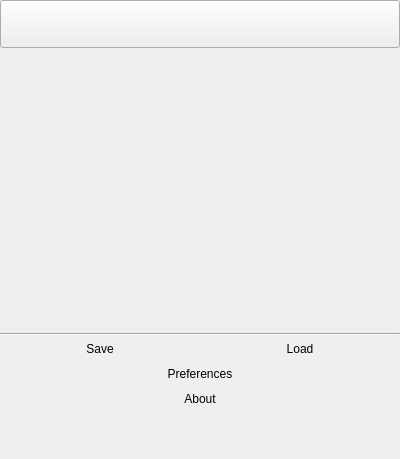
Before: the Qt Designer form core/ui/toolbrowser.ui in analogdevicesinc/scopy, drawn with Qt 5.
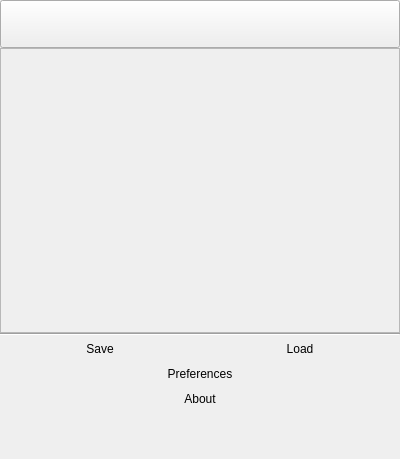
After: the same form once the commit is applied. Icons and pictures are not drawn. Custom widgets are drawn as their Qt base class.

Commit message: core: add scroll area to toolbrowser. disable home button drag

```diff
--- a/core/ui/toolbrowser.ui
+++ b/core/ui/toolbrowser.ui
@@ -87,17 +87,33 @@
     <widget class="adiscope::ToolMenu" name="wToolMenu" native="true"/>
    </item>
    <item>
-    <spacer name="verticalSpacer">
-     <property name="orientation">
-      <enum>Qt::Vertical</enum>
+    <widget class="QScrollArea" name="scrollArea">
+     <property name="horizontalScrollBarPolicy">
+      <enum>Qt::ScrollBarAlwaysOff</enum>
      </property>
-     <property name="sizeHint" stdset="0">
-      <size>
-       <width>20</width>
-       <height>396</height>
-      </size>
+     <property name="sizeAdjustPolicy">
+      <enum>QAbstractScrollArea::AdjustIgnored</enum>
      </property>
-    </spacer>
+     <property name="widgetResizable">
+      <bool>true</bool>
+     </property>
+     <widget class="adiscope::ToolMenu" name="wToolMenu">
+      <property name="geometry">
+       <rect>
+        <x>0</x>
+        <y>0</y>
+        <width>398</width>
+        <height>16</height>
+       </rect>
+      </property>
+      <property name="sizePolicy">
+       <sizepolicy hsizetype="Minimum" vsizetype="Maximum">
+        <horstretch>0</horstretch>
+        <verstretch>0</verstretch>
+       </sizepolicy>
+      </property>
+     </widget>
+    </widget>
    </item>
    <item>
     <widget class="Line" name="line">
```
Left out of the diff: 23 changed lines with no effect on the pictures. The commit also changes 9 other files.
